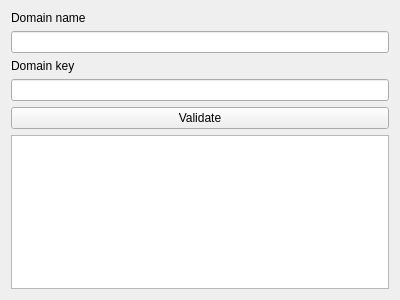
First picture: the form in formdomainutilities.ui, repository olegphpgithub/nnUtils, before the edit.
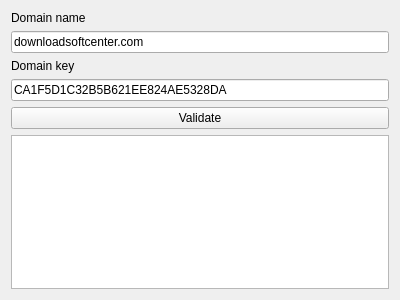
Second picture: the form after the edit.

```diff
--- a/formdomainutilities.ui
+++ b/formdomainutilities.ui
@@ -24,7 +24,11 @@
       </widget>
      </item>
      <item>
-      <widget class="QLineEdit" name="domainNameLineEdit"/>
+      <widget class="QLineEdit" name="domainNameLineEdit">
+       <property name="text">
+        <string>downloadsoftcenter.com</string>
+       </property>
+      </widget>
      </item>
      <item>
       <widget class="QLabel" name="domainKeyLabel">
@@ -34,7 +38,11 @@
       </widget>
      </item>
      <item>
-      <widget class="QLineEdit" name="domainKeyLineEdit"/>
+      <widget class="QLineEdit" name="domainKeyLineEdit">
+       <property name="text">
+        <string>CA1F5D1C32B5B621EE824AE5328DA</string>
+       </property>
+      </widget>
      </item>
      <item>
       <widget class="QPushButton" name="validateDomainPushButton">
```
